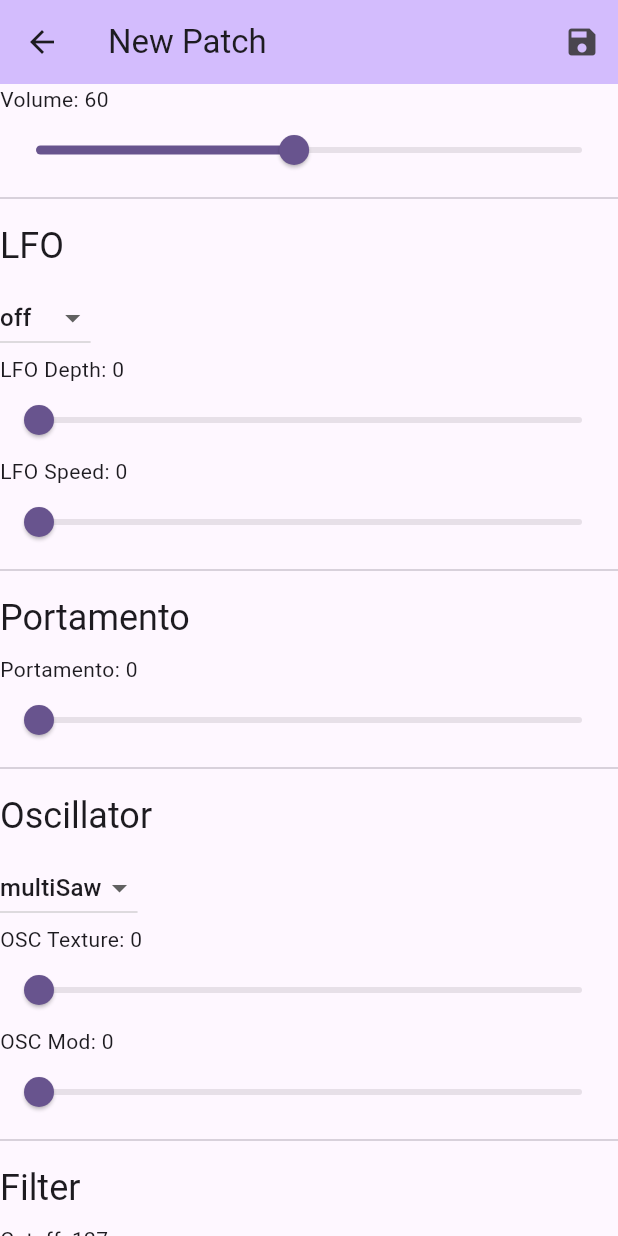
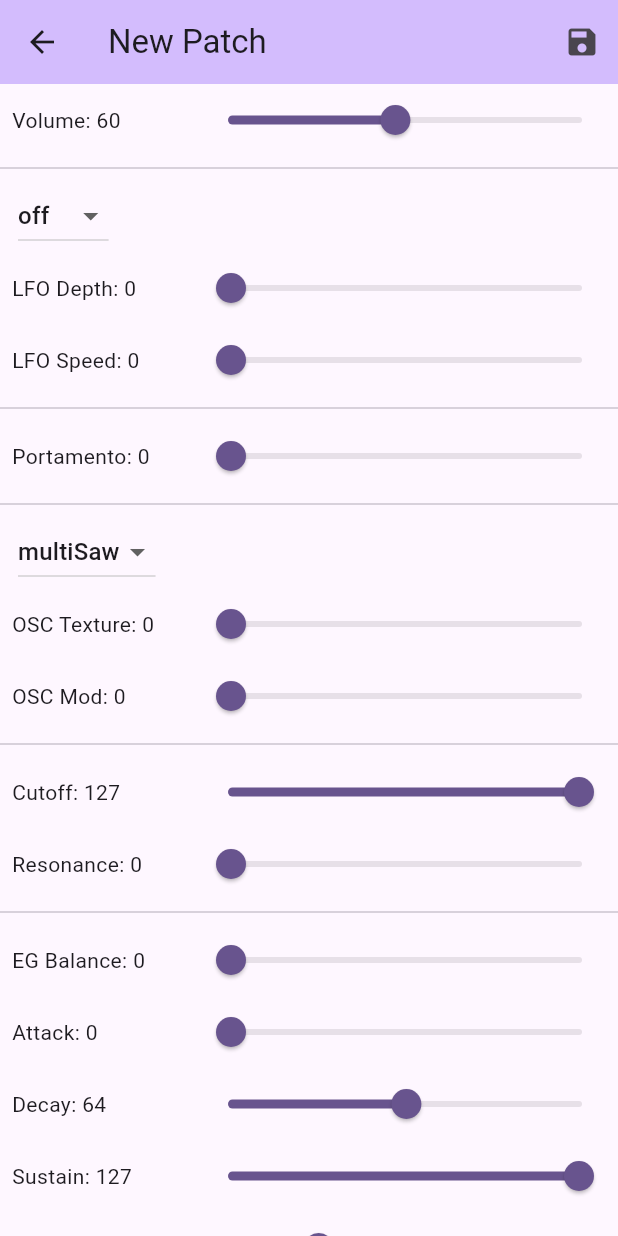
Before and after one commit to sohyphae/midroidi, a Flutter app: the screen it shows after launch, after a tap on "New patch", on a phone screen of 412 x 824 dp. Run offline on Flutter 3.47's test engine with Material 3 defaults, Android fonts, the phone set to English and light mode, and no system bars; our stand-ins replace flutter_riverpod; missing offline and left inert: flutter_midi_command.

Commit message:
Library screen all widgets scrollable and patch screen more compressed

```diff
--- a/lib/components/parameter_dropdown.dart
+++ b/lib/components/parameter_dropdown.dart
@@ -14,7 +14,9 @@ class ParameterDropdown<T> extends StatelessWidget {
 
   @override
   Widget build(BuildContext context) {
-    return Column(
+    return Padding(
+      padding: const EdgeInsets.only(left: 12.0),
+      child: Column(
         crossAxisAlignment: CrossAxisAlignment.start,
         children: [
           DropdownButton<T>(
@@ -28,6 +30,7 @@ class ParameterDropdown<T> extends StatelessWidget {
             }).toList(),
           ),
         ],
+      ),
     );
   }
 }
--- a/lib/components/parameter_slider.dart
+++ b/lib/components/parameter_slider.dart
@@ -18,11 +18,15 @@ class ParameterSlider extends StatelessWidget {
 
   @override
   Widget build(BuildContext context) {
-    return Column(
-      crossAxisAlignment: CrossAxisAlignment.start,
+    return Row(
+      mainAxisAlignment: MainAxisAlignment.spaceBetween,
       children: [
-        Text('$title: $value'),
-        Slider(
+        Padding(
+          padding: const EdgeInsets.only(left: 8.0),
+          child: SizedBox(width: 120.0, child: Text('$title: $value')),
+        ),
+        Expanded(
+          child: Slider(
             value: value.toDouble(),
             min: min,
             max: max,
@@ -30,6 +34,7 @@ class ParameterSlider extends StatelessWidget {
             label: value.toString(),
             onChanged: onChanged,
           ),
+        ),
       ],
     );
   }
--- a/lib/screens/library_screen.dart
+++ b/lib/screens/library_screen.dart
@@ -38,6 +38,7 @@ class LibraryScreen extends ConsumerWidget {
       ),
       body: Padding(
         padding: const EdgeInsets.all(16.0),
+        child: SingleChildScrollView(
           child: Column(
             crossAxisAlignment: CrossAxisAlignment.stretch,
             children: <Widget>[
@@ -70,7 +71,7 @@ class LibraryScreen extends ConsumerWidget {
               ),
               const Divider(height: 30),
               ElevatedButton(
-              child: Text('New patch'),
+                child: const Text('New patch'),
                 onPressed: () async {
                   final newPatchId = _uuid.v4();
                   await ref.read(patchProvider.notifier).newPatch(newPatchId);
@@ -83,8 +84,9 @@ class LibraryScreen extends ConsumerWidget {
               ),
               const Divider(height: 30),
               const Text('Saved patches'),
-            Expanded(
-              child: ListView.builder(
+              ListView.builder(
+                shrinkWrap: true,
+                physics: const NeverScrollableScrollPhysics(),
                 itemCount: sortedPatches.length,
                 itemBuilder: (context, index) {
                   final patch = sortedPatches[index];
@@ -124,7 +126,7 @@ class LibraryScreen extends ConsumerWidget {
                                 builder: (BuildContext context) {
                                   return AlertDialog(
                                     title: const Text('Delete patch forever?'),
-                                    content: Text(
+                                    content: const Text(
                                       "You cannot undo this operation",
                                     ),
                                     actions: <Widget>[
@@ -155,7 +157,6 @@ class LibraryScreen extends ConsumerWidget {
                   );
                 },
               ),
-            ),
               const SizedBox(height: 20),
               ElevatedButton(
                 child: const Text('Copy patches to clipboard'),
@@ -173,6 +174,7 @@ class LibraryScreen extends ConsumerWidget {
             ],
           ),
         ),
+      ),
     );
   }
 }
--- a/lib/screens/patch_screen.dart
+++ b/lib/screens/patch_screen.dart
@@ -74,7 +74,7 @@ class PatchScreen extends ConsumerWidget {
                   ref.read(patchProvider.notifier).updateVolume(value.toInt()),
             ),
             const Divider(),
-            const SectionHeader('LFO'),
+            // const SectionHeader('LFO'),
             ParameterDropdown<LfoType>(
               value: patchData.lfoType,
               items: LfoType.values,
@@ -99,7 +99,7 @@ class PatchScreen extends ConsumerWidget {
                   .updateLfoSpeed(value.toInt()),
             ),
             const Divider(),
-            const SectionHeader('Portamento'),
+            // const SectionHeader('Portamento'),
             // Synth controls are more quantized here, may want to fix later
             ParameterSlider(
               title: 'Portamento',
@@ -109,7 +109,7 @@ class PatchScreen extends ConsumerWidget {
                   .updatePortamento(value.toInt()),
             ),
             const Divider(),
-            const SectionHeader('Oscillator'),
+            // const SectionHeader('Oscillator'),
             ParameterDropdown<OscType>(
               value: patchData.oscType,
               items: OscType.values.reversed.toList(),
@@ -133,7 +133,7 @@ class PatchScreen extends ConsumerWidget {
                   ref.read(patchProvider.notifier).updateOscMod(value.toInt()),
             ),
             const Divider(),
-            const SectionHeader('Filter'),
+            // const SectionHeader('Filter'),
             ParameterSlider(
               title: 'Cutoff',
               value: patchData.cutoff,
@@ -148,7 +148,7 @@ class PatchScreen extends ConsumerWidget {
                   .updateResonance(value.toInt()),
             ),
             const Divider(),
-            const SectionHeader('Envelope Generator'),
+            // const SectionHeader('Envelope Generator'),
             ParameterSlider(
               title: 'EG Balance',
               value: patchData.fegAegBalance,
@@ -184,7 +184,7 @@ class PatchScreen extends ConsumerWidget {
                   .updateEgRelease(value.toInt()),
             ),
             const Divider(),
-            const SectionHeader('Effect'),
+            // const SectionHeader('Effect'),
             ParameterDropdown<EffectType>(
               value: patchData.effectType,
               items: EffectType.values,
```
Lines whose indentation alone changed are shown as unchanged.
